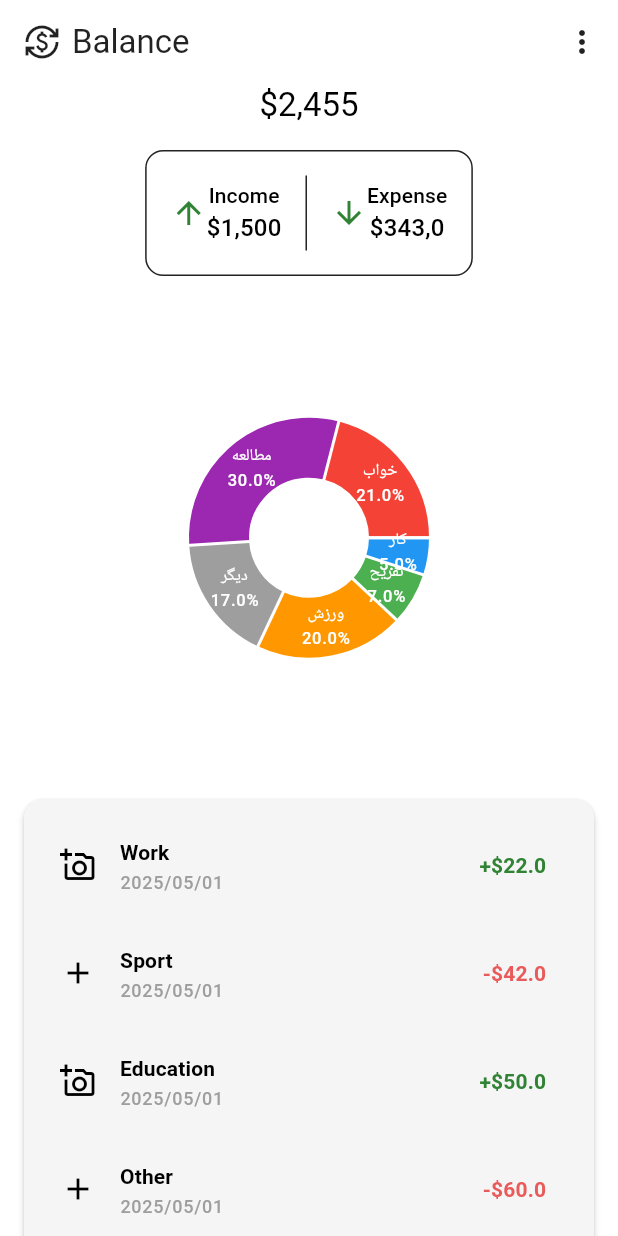
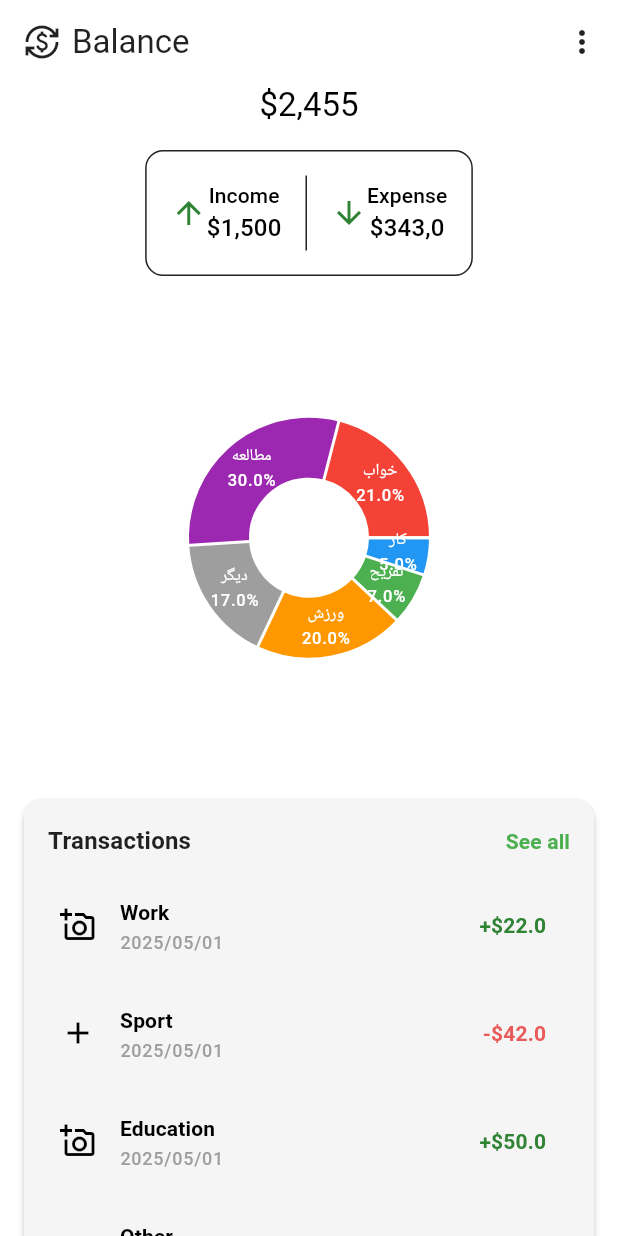
Before and after one commit to hexfa/FinanceManager, a Flutter app: the screen it shows after launch, on a phone screen of 412 x 824 dp. Run offline on Flutter 3.47's test engine with Material 3 defaults, Android fonts, the phone set to English and light mode, and no system bars; drawn by our look-alikes of fl_chart; our stand-ins replace equatable, flutter_bloc, google_fonts; generated files the repository leaves out were written again.

Commit message:
Add see all ui

```diff
--- a/lib/core/theme/colors.dart
+++ b/lib/core/theme/colors.dart
@@ -16,6 +16,7 @@ const Color onSecondaryContainerColor = Color(0xFF07A222);
 const Color error = Color(0xffea5a5a);
 const Color onError = Colors.white;
 const Color cardOnSurface = Color(0xFFF5F5F5);
+const Color surfaceDim = Colors.green;
 
 /// Dark Theme Colors
 const Color darkBackgroundColor = Color(0xFF2f2f2f);
@@ -31,3 +32,4 @@ final Color darkTertiaryContainer = Colors.grey[800]!;
 const Color darkError = Color(0xffea5a5a);
 const Color darkOnError = Colors.black;
 const Color darkCardOnSurface = Color(0xFF1E1E1E);
+const Color darkSurfaceDim = Colors.green;
--- a/lib/core/theme/theme.dart
+++ b/lib/core/theme/theme.dart
@@ -32,6 +32,7 @@ final ThemeData lightTheme = ThemeData(
     brightness: Brightness.light,
     tertiary: tertiary,
     surfaceContainer: cardOnSurface,
+    surfaceDim: surfaceDim,
   ),
   textTheme: TextTheme(
     bodyLarge: GoogleFonts.roboto(color: onBackground),
@@ -71,7 +72,8 @@ final ThemeData darkTheme = ThemeData(
     onError: darkOnError,
     brightness: Brightness.dark,
     tertiary: darkTertiary,
-    surfaceContainer: darkCardOnSurface
+    surfaceContainer: darkCardOnSurface,
+    surfaceDim: darkSurfaceDim,
   ),
   textTheme: TextTheme(
     bodyLarge: GoogleFonts.roboto(color: darkOnBackground),
--- a/lib/presentation/view/screens/home/home.dart
+++ b/lib/presentation/view/screens/home/home.dart
@@ -51,7 +51,40 @@ class HomeScreen extends BaseStatelessWidget {
                           vertical: 8,
                           horizontal: 8,
                         ),
-                        child: TransactionTile(data: tranactions),
+                        child: Column(
+                          children: [
+                            Padding(
+                              padding: const EdgeInsets.all(8),
+                              child: Row(
+                                mainAxisAlignment:
+                                    MainAxisAlignment.spaceBetween,
+                                children: [
+                                  Text(
+                                    'Transactions',
+                                    style: theme(
+                                      context,
+                                    ).textTheme.titleMedium?.copyWith(
+                                      fontWeight: FontWeight.bold,
+                                      color:
+                                          theme(context).colorScheme.onSurface,
+                                    ),
+                                  ),
+                                  Text(
+                                    'See all',
+                                    style: theme(
+                                      context,
+                                    ).textTheme.titleSmall?.copyWith(
+                                      fontWeight: FontWeight.bold,
+                                      color:
+                                          theme(context).colorScheme.surfaceDim,
+                                    ),
+                                  ),
+                                ],
+                              ),
+                            ),
+                            TransactionTile(data: tranactions),
+                          ],
+                        ),
                       ),
                     ),
                     // PieDataList(data: data),
```
